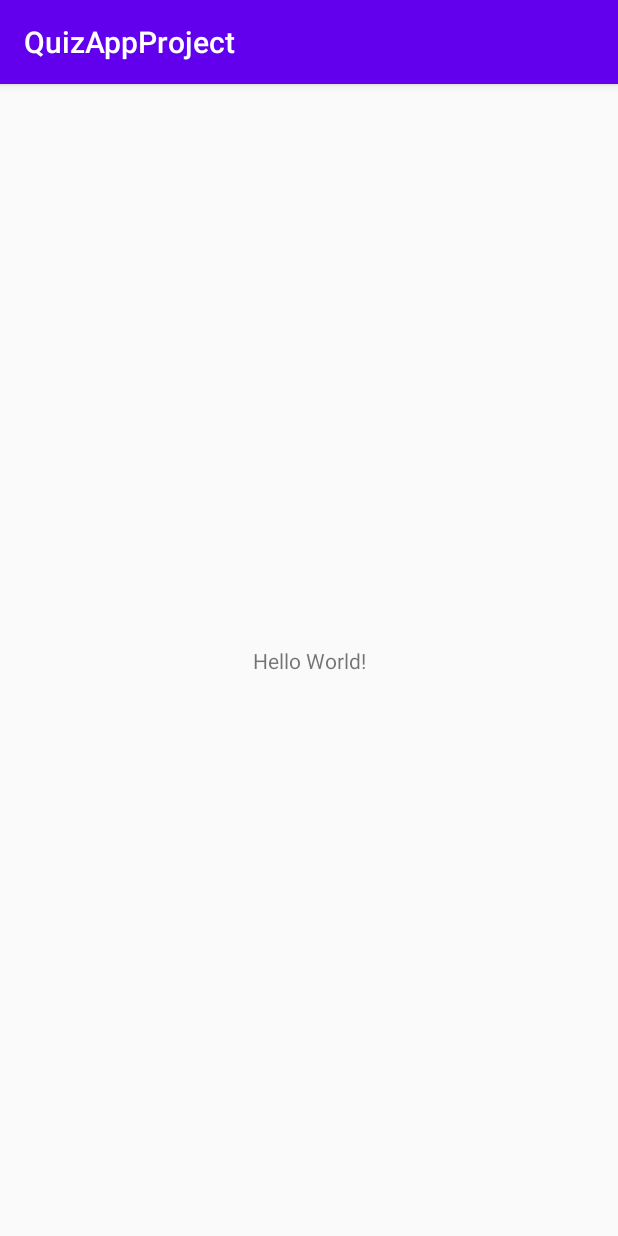
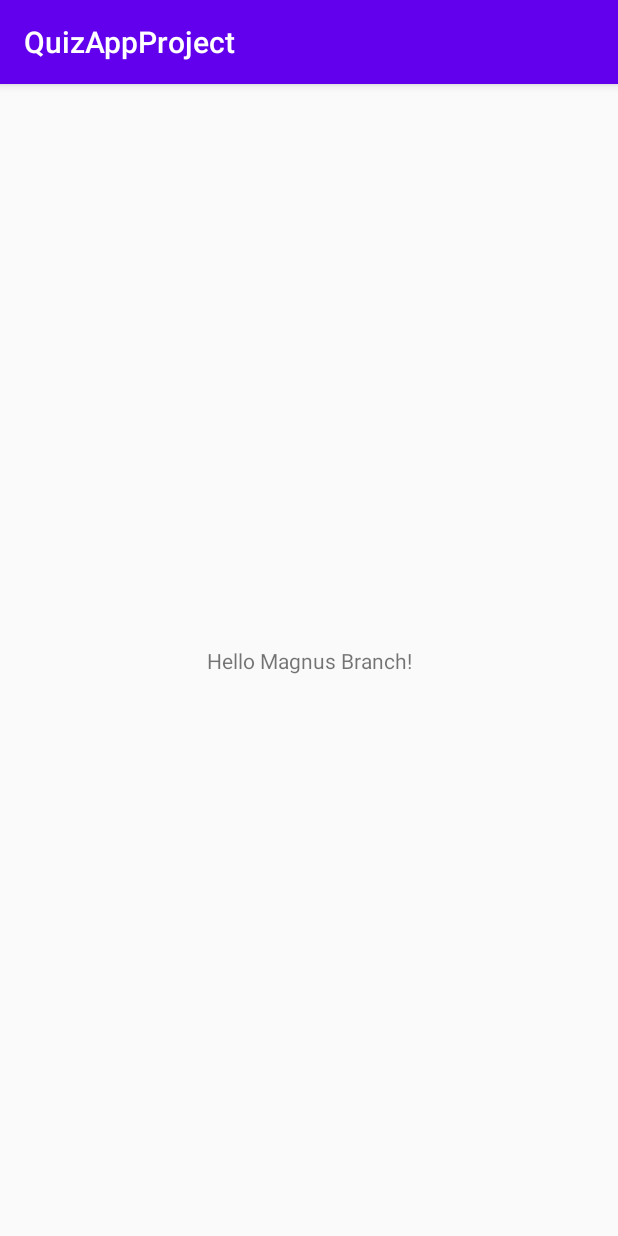
Before and after one commit to MagmaMusen/QuizApp, an Android app: the screen it shows after launch (MainActivity), on a phone screen of 412 x 824 dp. Run offline under Robolectric (Android 15) with nearby library versions, the phone set to English and light mode, and no system bars.

Commit message:
Test commit to Magnus branch

```diff
--- a/app/src/main/res/layout/activity_main.xml
+++ b/app/src/main/res/layout/activity_main.xml
@@ -9,7 +9,7 @@
     <TextView
         android:layout_width="wrap_content"
         android:layout_height="wrap_content"
-        android:text="Hello World!"
+        android:text="Hello Magnus Branch!"
         app:layout_constraintBottom_toBottomOf="parent"
         app:layout_constraintLeft_toLeftOf="parent"
         app:layout_constraintRight_toRightOf="parent"
```
